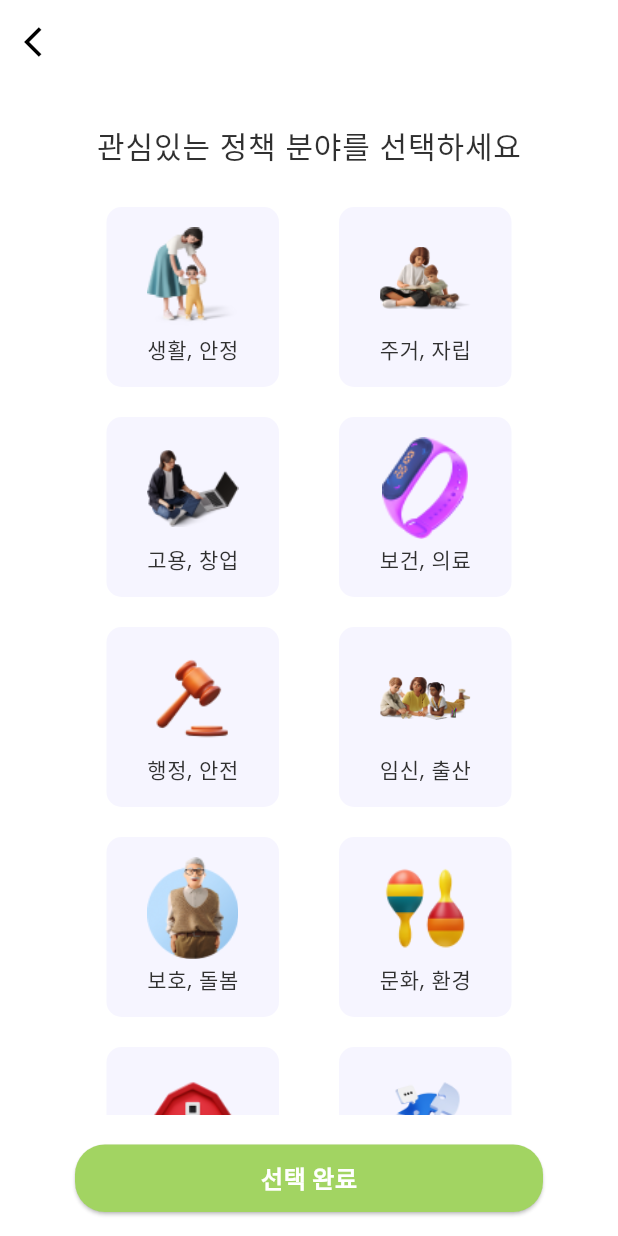
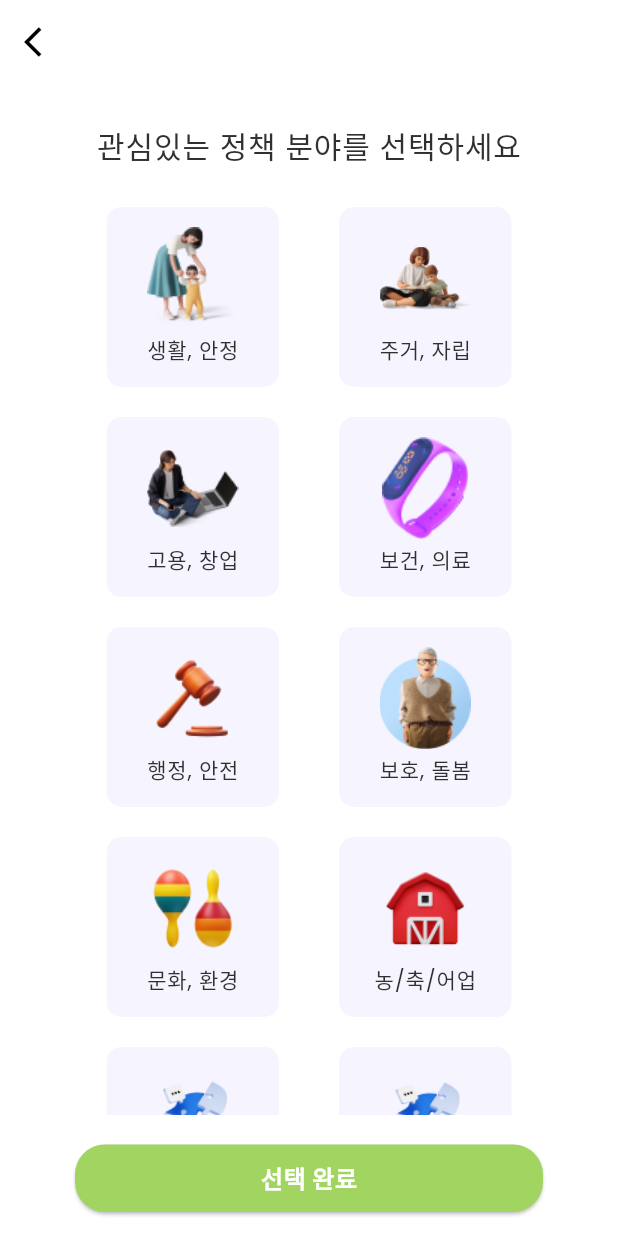
Before and after one commit to kaist-ai-hackathon-team-3/kaist-ai-hackathon-fe, a Flutter app: the ChatScreen screen opened directly, after a tap on the "home" icon, after a tap on "조건 검색", on a phone screen of 412 x 824 dp. Run offline on Flutter 3.47's test engine with Material 3 defaults, Android fonts, the phone set to English and light mode, and no system bars; our stand-ins replace chat_bubbles; network calls fail.

```diff
--- a/lib/home.dart
+++ b/lib/home.dart
@@ -1,10 +1,12 @@
-import 'package:ai/home_category.dart';
-import 'package:ai/policy_detail.dart';
+import 'dart:convert';
+import 'package:http/http.dart' as http;
 import 'package:flutter/material.dart';
-import 'common_layout.dart'; // CommonLayout import
+import 'home_category.dart';
+import 'policy_detail.dart';
+import 'common_layout.dart';
 
 class HomePage extends StatefulWidget {
-  final List<String> categories;
+  final List<int> categories;
 
   const HomePage({super.key, required this.categories});
 
@@ -13,16 +15,57 @@ class HomePage extends StatefulWidget {
 }
 
 class _HomePageState extends State<HomePage> {
+  late Future<List<dynamic>> _policies;
+
+  @override
+  void initState() {
+    super.initState();
+    _policies = fetchPolicies(widget.categories);
+  }
+
+  Future<List<dynamic>> fetchPolicies(List<int> categories) async {
+    final List<dynamic> policies = [];
+
+    for (int category in categories) {
+      try {
+        final response = await http.get(
+          Uri.parse('http://223.130.141.98:3000/policy/category/$category'),
+          headers: {
+            'Accept': 'application/json',
+          },
+        ).timeout(const Duration(seconds: 10)); // 10초 타임아웃 설정
+        if (response.statusCode == 200) {
+          final List<dynamic> data = json.decode(response.body);
+          policies.addAll(data);
+          print('Data for category $category: $data');
+        } else {
+          print('Failed to load policies for category $category');
+          throw Exception('Failed to load policies');
+        }
+      } catch (e) {
+        print('Error fetching policies for category $category: $e');
+        throw Exception('Error fetching policies for category $category: $e');
+      }
+    }
+
+    print('Total policies: $policies');
+    return policies;
+  }
+
   @override
   Widget build(BuildContext context) {
     return CommonLayout(
-      body: HomePageContent(),
+      body: HomePageContent(policies: _policies),
       selectedIndex: 0,
     );
   }
 }
 
 class HomePageContent extends StatelessWidget {
+  final Future<List<dynamic>> policies;
+
+  const HomePageContent({super.key, required this.policies});
+
   @override
   Widget build(BuildContext context) {
     return SingleChildScrollView(
@@ -81,43 +124,27 @@ class HomePageContent extends StatelessWidget {
             const SizedBox(height: 10),
             SizedBox(
               height: 218.43,
-              child: ListView(
+              child: FutureBuilder<List<dynamic>>(
+                future: policies,
+                builder: (context, snapshot) {
+                  if (snapshot.connectionState == ConnectionState.waiting) {
+                    return const Center(child: CircularProgressIndicator());
+                  } else if (snapshot.hasError) {
+                    print('Error: ${snapshot.error}');
+                    return Center(child: Text('Error: ${snapshot.error}'));
+                  } else if (!snapshot.hasData || snapshot.data!.isEmpty) {
+                    print('No policies found');
+                    return const Center(child: Text('No policies found'));
+                  } else {
+                    final displayData = snapshot.data!.take(10).toList();
+                    return ListView(
                       scrollDirection: Axis.horizontal,
-                children: [
-                  policyCard(context, '소상공인 정책 지원', '2024.09~2024.11', '교육부',
-                      'https://via.placeholder.com/192x108'),
-                  policyCard(context, 'Crypto Art NFT', '6,510 Members', '교육부',
-                      'https://via.placeholder.com/161x108'),
-                  policyCard(context, 'Lord of the Rings', '1,050 Members', 'Movies',
-                      'https://via.placeholder.com/267x108'),
-                ],
-              ),
-            ),
-            const SizedBox(height: 20),
-            const Text(
-              '내 주변 정책',
-              style: TextStyle(
-                color: Color(0xFF303030),
-                fontSize: 20,
-                fontFamily: 'Poppins',
-                fontWeight: FontWeight.w700,
-                height: 1.5,
-                letterSpacing: 0.56,
-              ),
-            ),
-            const SizedBox(height: 10),
-            SizedBox(
-              height: 252.43,
-              child: ListView(
-                scrollDirection: Axis.horizontal,
-                children: [
-                  policyCard(context, '정책 이름', '기간', '교육부',
-                      'https://via.placeholder.com/150x108'),
-                  policyCard(context, 'Crypto Insiders', '4,412 Members', '교육부',
-                      'https://via.placeholder.com/162x108'),
-                  policyCard(context, 'World News', '2,147 Members', 'News',
-                      'https://via.placeholder.com/267x108'),
-                ],
+                      children: displayData
+                          .map((policy) => policyCard(context, policy))
+                          .toList(),
+                    );
+                  }
+                },
               ),
             ),
           ],
@@ -126,14 +153,13 @@ class HomePageContent extends StatelessWidget {
     );
   }
 
-  Widget policyCard(BuildContext context,
-      String title, String subtitle, String tag, String imageUrl) {
+  Widget policyCard(BuildContext context, dynamic policy) {
     return GestureDetector(
       onTap: () {
         Navigator.push(
           context,
           MaterialPageRoute(
-            builder: (context) => PolicyDetailScreen(title: title),
+            builder: (context) => PolicyDetailScreen(policyId: policy['serviceID']),
           ),
         );
       },
@@ -148,15 +174,19 @@ class HomePageContent extends StatelessWidget {
               height: 108,
               decoration: BoxDecoration(
                 borderRadius: BorderRadius.circular(11),
-                image: DecorationImage(
-                  image: NetworkImage(imageUrl),
+              ),
+              child: Image.network(
+                'https://via.placeholder.com/147x108', // 임시 이미지 URL
                 fit: BoxFit.cover,
-                ),
+                errorBuilder: (context, error, stackTrace) {
+                  return Image.asset('images/home_category_농축어업.png');
+                },
               ),
             ),
             const SizedBox(height: 5),
-            Text(
-              title,
+            Flexible(
+              child: Text(
+                policy['serviceName'],
                 style: const TextStyle(
                   color: Color(0xFF303030),
                   fontSize: 14,
@@ -165,10 +195,13 @@ class HomePageContent extends StatelessWidget {
                   height: 1.5,
                   letterSpacing: 0.39,
                 ),
+                overflow: TextOverflow.ellipsis,
+              ),
             ),
             const SizedBox(height: 3),
-            Text(
-              subtitle,
+            Flexible(
+              child: Text(
+                policy['applicationDeadline'],
                 style: const TextStyle(
                   color: Color(0xFF686A8A),
                   fontSize: 12,
@@ -177,17 +210,18 @@ class HomePageContent extends StatelessWidget {
                   height: 1.5,
                   letterSpacing: 0.34,
                 ),
+                overflow: TextOverflow.ellipsis,
+              ),
             ),
             const SizedBox(height: 3),
             Container(
-              padding:
-                  const EdgeInsets.symmetric(vertical: 3.0, horizontal: 8.0),
+              padding: const EdgeInsets.symmetric(vertical: 3.0, horizontal: 8.0),
               decoration: BoxDecoration(
                 color: Colors.grey[200],
                 borderRadius: BorderRadius.circular(11),
               ),
               child: Text(
-                tag,
+                policy['responsibleAgencyName'],
                 style: const TextStyle(
                   color: Color(0xFF686A8A),
                   fontSize: 12,
@@ -197,6 +231,7 @@ class HomePageContent extends StatelessWidget {
                   letterSpacing: 0.34,
                 ),
                 textAlign: TextAlign.center,
+                overflow: TextOverflow.ellipsis,
               ),
             ),
           ],
--- a/lib/home_category.dart
+++ b/lib/home_category.dart
@@ -10,6 +10,20 @@ class HomeCategoryScreen extends StatefulWidget {
 
 class _HomeCategoryScreenState extends State<HomeCategoryScreen> {
   final List<String> _selectedCategories = [];
+  final Map<String, int> categoryMap = {
+    '생활, 안정': 1,
+    '주거, 자립': 2,
+    '고용, 창업': 3,
+    '보건, 의료': 4,
+    '행정, 안전': 5,
+    '보호, 돌봄': 6,
+    '문화, 환경': 7,
+    '농/축/어업': 8,
+    '북한, 다문화': 9,
+    '국방': 10,
+    '교육': 11,
+    '기타': 12,
+  };
 
   void _toggleCategory(String category) {
     setState(() {
@@ -25,10 +39,13 @@ class _HomeCategoryScreenState extends State<HomeCategoryScreen> {
 
   void _viewPolicies() {
     if (_selectedCategories.isNotEmpty) {
+      List<int> selectedCategoryIds = _selectedCategories
+          .map((category) => categoryMap[category]!)
+          .toList();
       Navigator.push(
         context,
         MaterialPageRoute(
-          builder: (context) => HomePage(categories: _selectedCategories),
+          builder: (context) => HomePage(categories: selectedCategoryIds),
         ),
       );
     }
@@ -109,11 +126,6 @@ class _HomeCategoryScreenState extends State<HomeCategoryScreen> {
                         ),
                         policyCategory(
                           context,
-                          'images/home_category_임신.png',
-                          '임신, 출산',
-                        ),
-                        policyCategory(
-                          context,
                           'images/home_category_보호.png',
                           '보호, 돌봄',
                         ),
@@ -126,6 +138,21 @@ class _HomeCategoryScreenState extends State<HomeCategoryScreen> {
                           context,
                           'images/home_category_농축어업.png',
                           '농/축/어업',
+                        ),
+                        policyCategory(
+                          context,
+                          'images/home_category_기타.png',
+                          '북한, 다문화',
+                        ),
+                        policyCategory(
+                          context,
+                          'images/home_category_기타.png',
+                          '국방',
+                        ),
+                        policyCategory(
+                          context,
+                          'images/home_category_기타.png',
+                          '교육',
                         ),
                         policyCategory(
                           context,
```
Also changed, not shown: lib/policy_detail.dart (+84 -13 lines). Lines whose indentation alone changed are shown as unchanged.
